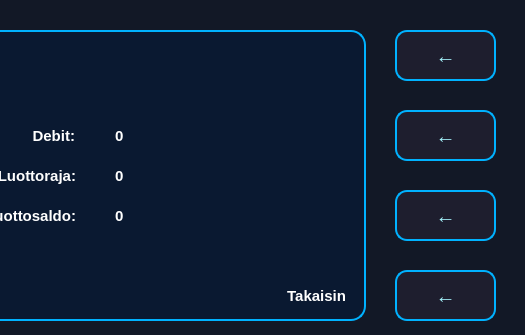
Before: the Qt Designer form bank-automat/balance.ui in DeveMike/Software_Development_Application_Project, drawn with Qt 5; both pictures show x 345 to 870 and y 0 to 335 of the 870 by 640 pixel window.
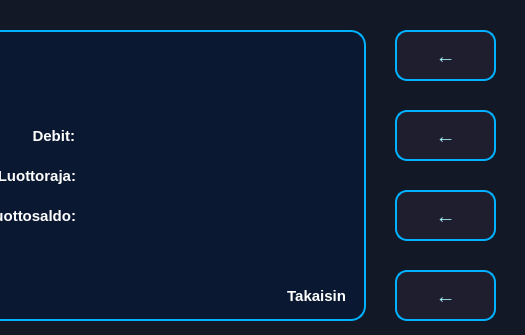
After: the same form once the commit is applied.

Commit message: Add credit limit display to balance view

```diff
--- a/bank-automat/balance.ui
+++ b/bank-automat/balance.ui
@@ -1415,7 +1415,7 @@
 text-transform: uppercase;</string>
    </property>
    <property name="text">
-    <string>0</string>
+    <string/>
    </property>
    <property name="alignment">
     <set>Qt::AlignmentFlag::AlignLeading|Qt::AlignmentFlag::AlignLeft|Qt::AlignmentFlag::AlignVCenter</set>
@@ -1438,7 +1438,7 @@
 text-transform: uppercase;</string>
    </property>
    <property name="text">
-    <string>0</string>
+    <string/>
    </property>
   </widget>
   <widget class="QLabel" name="balanceCreditLimit">
@@ -1458,7 +1458,7 @@
 text-transform: uppercase;</string>
    </property>
    <property name="text">
-    <string>0</string>
+    <string/>
    </property>
   </widget>
   <widget class="QLabel" name="txtCredit_2">
```
